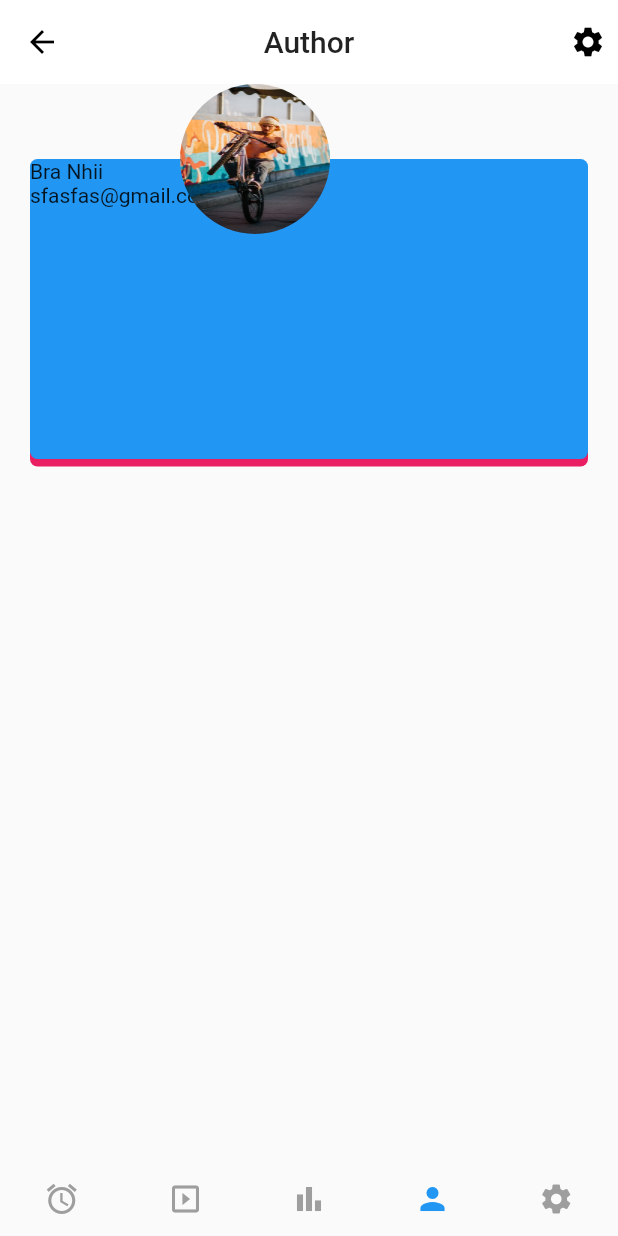
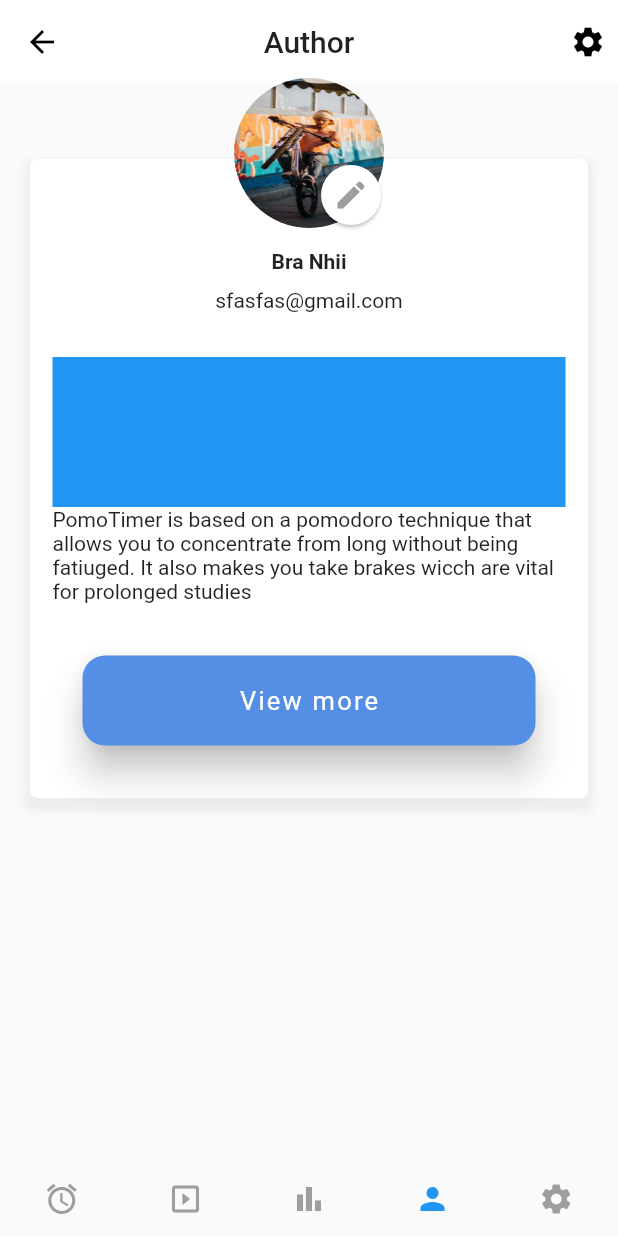
Before and after one commit to enaannan/PomoTimer, a Flutter app: the MainScreen screen opened directly, item 4 of the bottom bar chosen, on a phone screen of 412 x 824 dp. Run offline on Flutter 3.47's test engine with Material 2 defaults, Android fonts, the phone set to English and light mode, and no system bars; our stand-ins replace charts_flutter, google_fonts, introduction_screen, step_progress_indicator; project files that could hold a hidden picture were left out.

Commit message:
updated profile screen

```diff
--- a/lib/Screens/ProfileScreen.dart
+++ b/lib/Screens/ProfileScreen.dart
@@ -1,4 +1,5 @@
 import 'package:flutter/material.dart';
+import 'package:pomotimer/UIComponents/BlueCard.dart';
 
 class ProfileScreen extends StatefulWidget {
   const ProfileScreen({
@@ -30,28 +31,61 @@ class _ProfileScreenState extends State<ProfileScreen> {
             margin: EdgeInsets.symmetric(vertical: 50, horizontal: 20),
             decoration: BoxDecoration(
               borderRadius: BorderRadius.circular(5),
-              color: Colors.blue,
+              color: Colors.white,
               boxShadow: <BoxShadow>[
-                BoxShadow(color: Colors.pink, offset: Offset(0, 5))
+                BoxShadow(
+                    blurRadius: 4,
+                    spreadRadius: 4,
+                    color: Colors.grey[200],
+                    offset: Offset(0, 5))
               ],
             ),
             child: Stack(
+              alignment: Alignment.topCenter,
               overflow: Overflow.visible,
               children: [
-                SizedBox(
-                  height: 200,
-                ), //TODO:Remove this sized box
-                Column(
-                  crossAxisAlignment: CrossAxisAlignment.stretch,
-                  children: [
-                    Text("Bra Nhii"),
-                    Text("sfasfas@gmail.com"),
-                    SizedBox()
-                  ],
+                Padding(
+                  padding: const EdgeInsets.symmetric(horizontal: 15.0),
+                  child: Column(
+                    crossAxisAlignment: CrossAxisAlignment.stretch,
+                    children: [
+                      Center(
+                        child: Column(
+                          children: [
+                            Padding(
+                              padding: const EdgeInsets.only(
+                                  top: 60.0, bottom: 10.0),
+                              child: Text(
+                                "Bra Nhii",
+                                style: TextStyle(fontWeight: FontWeight.bold),
+                              ),
+                            ),
+                            Text("sfasfas@gmail.com"),
+                            SizedBox(
+                              height: 30,
+                            ),
+                            Container(
+                              height:
+                                  100, //TODO:Remove height and replace with expanded widget but it might not workl lol
+                              color: Colors.blue,
+                            ),
+                            Text(
+                                "PomoTimer is based on a pomodoro technique that allows you to concentrate from long without being fatiuged. It also makes you take brakes wicch are vital for prolonged studies"),
+                            Padding(
+                              padding:
+                                  const EdgeInsets.symmetric(vertical: 35.0),
+                              child: BlueCard(
+                                  textName: 'View more', action: () {}),
+                            )
+                          ],
+                        ),
+                      ),
+                    ],
+                  ),
                 ),
                 Positioned(
-                  left: 100,
-                  bottom: 150,
+
+                  bottom: 380,
                   child: ClipOval(
                     clipper: CircularClipper(),
                     child: Image.asset(
@@ -61,7 +95,16 @@ class _ProfileScreenState extends State<ProfileScreen> {
                       width: 100,
                     ),
                   ),
-                )
+                ),
+                Positioned(
+                  left: 190,
+                  child: FloatingActionButton(
+                    elevation: 1,
+                    mini: true,
+                    backgroundColor: Colors.white,
+                    foregroundColor: Colors.grey,
+                    child: Icon(Icons.create),
+                    onPressed: () {}))
               ],
             ),
           )
```
